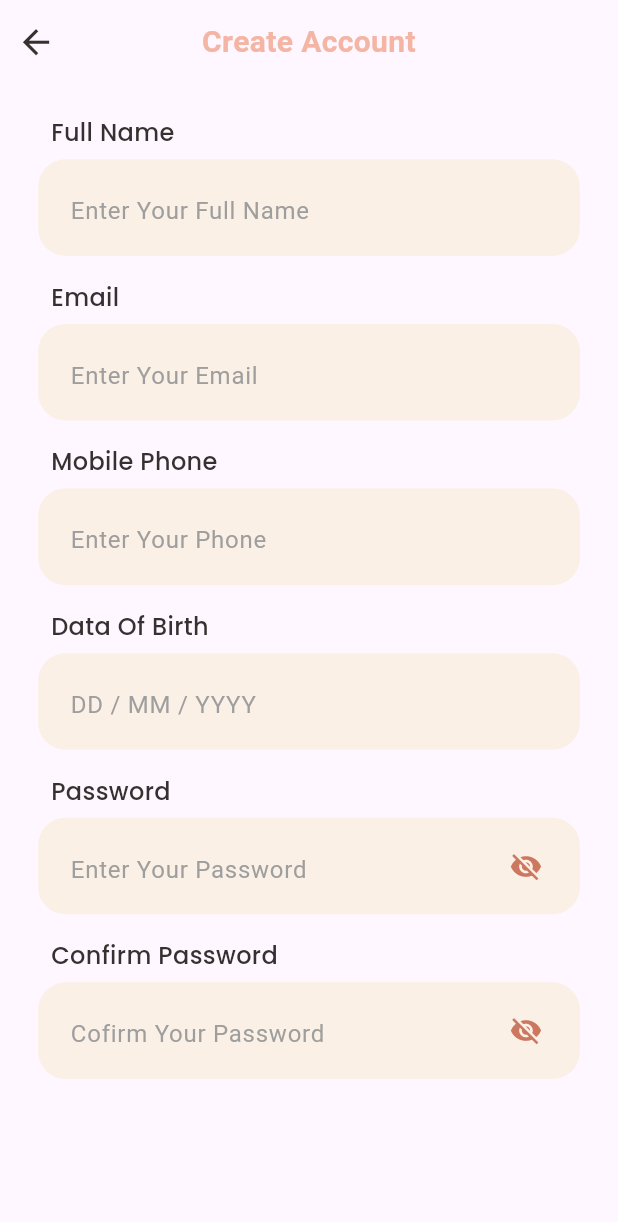
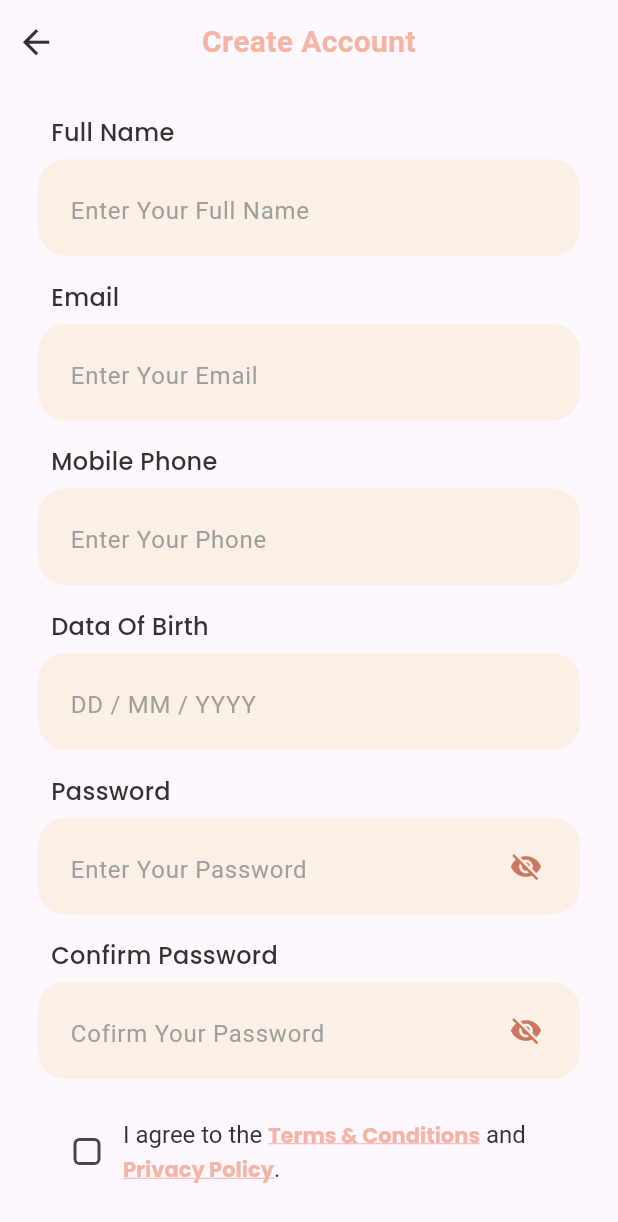
Before and after one commit to mohammed-shaneaf/home_decor, a Flutter app: the SignUpView screen opened by its route, on a phone screen of 412 x 824 dp. Shown: the top 1222 px of the screen. Run offline on Flutter 3.47's test engine with Material 3 defaults, Android fonts, the phone set to English and light mode, and no system bars; our stand-ins replace flutter_screenutil, flutter_svg.

Commit message:
Adds terms acceptance widget
Implements a terms and conditions acceptance widget within the sign-up screen.

```diff
--- a/lib/core/themes/app_styles.dart
+++ b/lib/core/themes/app_styles.dart
@@ -43,4 +43,10 @@ abstract class AppStyles {
     color: AppColors.black,
     fontFamily: 'Poppins',
   );
+
+  static const TextStyle f14Bold = TextStyle(
+    fontSize: 14,
+    fontWeight: FontWeightHelper.bold,
+    fontFamily: 'Poppins',
+  );
 }
--- /dev/null
+++ b/lib/features/Auth/views/widgets/accept_terms_and_conditations.dart
@@ -0,0 +1,70 @@
+import 'package:flutter/gestures.dart';
+import 'package:flutter/material.dart';
+import 'package:flutter_screenutil/flutter_screenutil.dart';
+import 'package:home_decor/core/themes/app_colors.dart';
+import 'package:home_decor/core/themes/app_styles.dart';
+
+class AcceptTermsWidget extends StatelessWidget {
+  const AcceptTermsWidget({
+    super.key,
+    required this.value,
+    required this.onChanged,
+    this.onTermsTap,
+    this.onPrivacyTap,
+    this.textColor,
+  });
+
+  final bool value;
+  final ValueChanged<bool?> onChanged;
+  final VoidCallback? onTermsTap;
+  final VoidCallback? onPrivacyTap;
+  final Color? textColor;
+
+  @override
+  Widget build(BuildContext context) {
+    return Row(
+      crossAxisAlignment: CrossAxisAlignment.start,
+      children: [
+        Checkbox(
+          value: value,
+          onChanged: (_) => onChanged(!value),
+          activeColor: AppColors.primaryColor,
+          shape: RoundedRectangleBorder(
+            borderRadius: BorderRadius.circular(4.r),
+          ),
+        ),
+        Expanded(
+          child: RichText(
+            text: TextSpan(
+              style: AppStyles.f14Regular.copyWith(
+                color: textColor ?? AppColors.black,
+                height: 1.4,
+              ),
+              children: [
+                const TextSpan(text: "I agree to the "),
+                TextSpan(
+                  text: "Terms & Conditions",
+                  style: AppStyles.f14Bold.copyWith(
+                    color: AppColors.primaryColor,
+                    decoration: TextDecoration.underline,
+                  ),
+                  recognizer: TapGestureRecognizer()..onTap = onTermsTap,
+                ),
+                const TextSpan(text: " and "),
+                TextSpan(
+                  text: "Privacy Policy",
+                  style: AppStyles.f14Bold.copyWith(
+                    color: AppColors.primaryColor,
+                    decoration: TextDecoration.underline,
+                  ),
+                  recognizer: TapGestureRecognizer()..onTap = onPrivacyTap,
+                ),
+                const TextSpan(text: "."),
+              ],
+            ),
+          ),
+        ),
+      ],
+    );
+  }
+}
--- a/lib/features/Auth/views/widgets/sign_up_view_body.dart
+++ b/lib/features/Auth/views/widgets/sign_up_view_body.dart
@@ -1,5 +1,6 @@
 import 'package:flutter/material.dart';
 import 'package:flutter_screenutil/flutter_screenutil.dart';
+import 'package:home_decor/features/Auth/views/widgets/accept_terms_and_conditations.dart';
 import 'package:home_decor/features/Auth/views/widgets/custom_auth_app_bar.dart';
 import 'package:home_decor/features/Auth/views/widgets/sign_up_form_opearion.dart';
 
@@ -18,7 +19,11 @@ class SignUpViewBody extends StatelessWidget {
             padding: const EdgeInsets.symmetric(horizontal: 34),
             child: Column(
               crossAxisAlignment: CrossAxisAlignment.start,
-              children: [SignUpFormOperations(), 24.verticalSpace],
+              children: [
+                SignUpFormOperations(),
+                24.verticalSpace,
+                AcceptTermsWidget(value: false, onChanged: (value) {}),
+              ],
             ),
           ),
         ],
```
